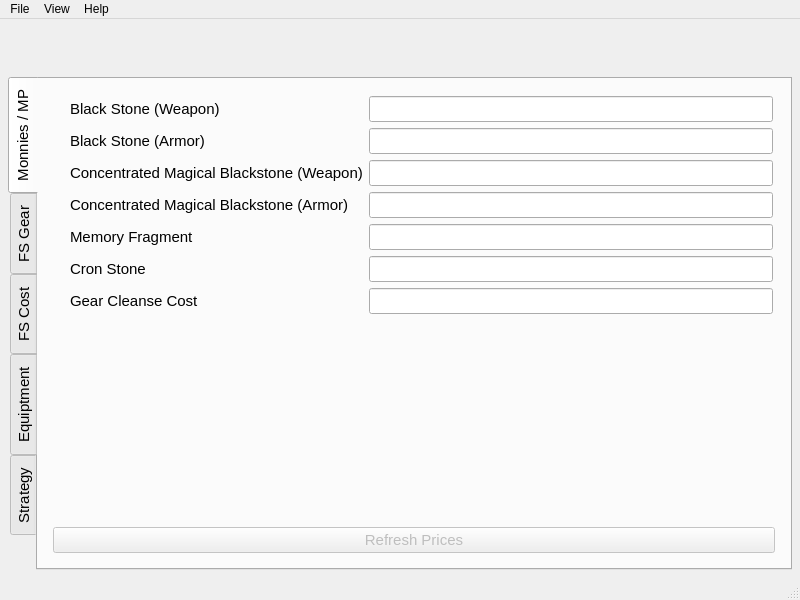
Graveflo/BDO_Enhancement_Tool, file Forms/Main_Window.ui: the form before one commit.
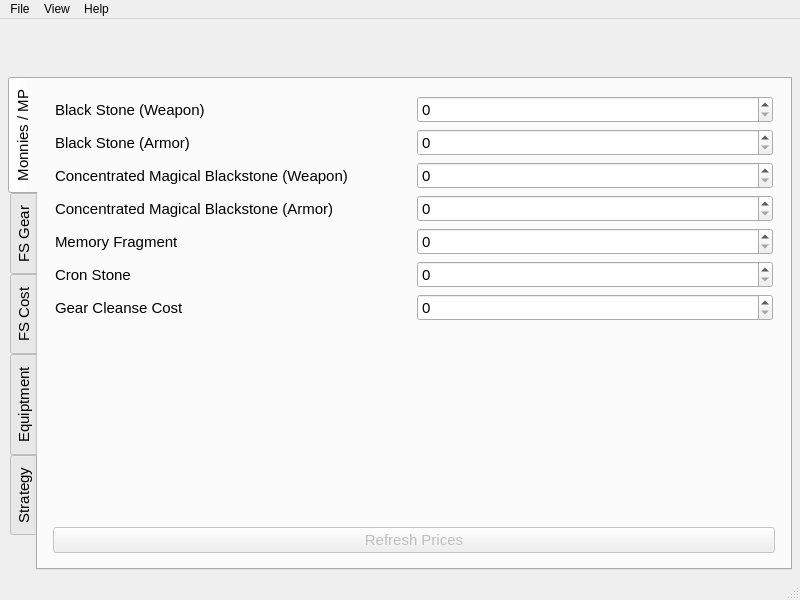
The form after the commit. The open tabs and pages were chosen to show the change. Icons and pictures are not drawn.

Commit message:
Bug fixes and adding new market calculator window - Adding gear was broken in last update - Trying to implement selling fail stacking items - Fail stacking on DUO, TRI and TET gear may be a little broken right now
 Future plans:
 - Double check fail stack prices and revise how complex stacks interact with the stack cost and probability
 - Import custom fail stacks
     - I need this for testing and it was a requested feature
 - Slim mode for using "Always on Top" on a low DPI screen

What changed in the file:
```diff
--- a/Forms/Main_Window.ui
+++ b/Forms/Main_Window.ui
@@ -96,119 +96,66 @@
            <property name="bottomMargin">
             <number>8</number>
            </property>
+           <item row="6" column="1">
+            <widget class="QSpinBox" name="txt_Cost_Cleanse">
+             <property name="showGroupSeparator" stdset="0">
+              <bool>true</bool>
+             </property>
+             <property name="maximum">
+              <number>999999999</number>
+             </property>
+            </widget>
+           </item>
            <item row="0" column="0">
-            <widget class="QLabel" name="label_3">
-             <property name="text">
-              <string/>
-             </property>
-            </widget>
-           </item>
-           <item row="0" column="1">
             <widget class="QLabel" name="label_2">
              <property name="text">
               <string>Black Stone (Weapon)</string>
              </property>
             </widget>
            </item>
-           <item row="0" column="2">
-            <widget class="QLineEdit" name="txt_Cost_BlackStone_Weapon"/>
-           </item>
            <item row="1" column="0">
-            <widget class="QLabel" name="label_4">
-             <property name="text">
-              <string/>
-             </property>
-            </widget>
-           </item>
-           <item row="1" column="1">
             <widget class="QLabel" name="label_5">
              <property name="text">
               <string>Black Stone (Armor)</string>
              </property>
             </widget>
            </item>
-           <item row="1" column="2">
-            <widget class="QLineEdit" name="txt_Cost_BlackStone_Armor"/>
+           <item row="5" column="0">
+            <widget class="QLabel" name="label_12">
+             <property name="text">
+              <string>Cron Stone</string>
+             </property>
+            </widget>
+           </item>
+           <item row="6" column="0">
+            <widget class="QLabel" name="label_14">
+             <property name="text">
+              <string>Gear Cleanse Cost</string>
+             </property>
+            </widget>
            </item>
            <item row="2" column="0">
-            <widget class="QLabel" name="label_6">
-             <property name="text">
-              <string/>
-             </property>
-            </widget>
-           </item>
-           <item row="2" column="1">
             <widget class="QLabel" name="label_7">
              <property name="text">
               <string>Concentrated Magical Blackstone (Weapon)</string>
              </property>
             </widget>
            </item>
-           <item row="2" column="2">
-            <widget class="QLineEdit" name="txt_Cost_Conc_Weapon"/>
-           </item>
            <item row="3" column="0">
-            <widget class="QLabel" name="label_8">
-             <property name="text">
-              <string/>
-             </property>
-            </widget>
-           </item>
-           <item row="3" column="1">
             <widget class="QLabel" name="label_9">
              <property name="text">
               <string>Concentrated Magical Blackstone (Armor)</string>
              </property>
             </widget>
            </item>
-           <item row="3" column="2">
-            <widget class="QLineEdit" name="txt_Cost_ConcArmor"/>
-           </item>
            <item row="4" column="0">
-            <widget class="QLabel" name="label_10">
-             <property name="text">
-              <string/>
-             </property>
-            </widget>
-           </item>
-           <item row="4" column="1">
             <widget class="QLabel" name="label_11">
              <property name="text">
               <string>Memory Fragment</string>
              </property>
             </widget>
            </item>
-           <item row="4" column="2">
-            <widget class="QLineEdit" name="txt_Cost_MemFrag"/>
-           </item>
-           <item row="5" column="0">
-            <widget class="QLabel" name="label_13">
-             <property name="text">
-              <string/>
-             </property>
-            </widget>
-           </item>
-           <item row="5" column="1">
-            <widget class="QLabel" name="label_12">
-             <property name="text">
-              <string>Cron Stone</string>
-             </property>
-            </widget>
-           </item>
-           <item row="5" column="2">
-            <widget class="QLineEdit" name="txt_Cost_Cron"/>
-           </item>
-           <item row="6" column="1">
-            <widget class="QLabel" name="label_14">
-             <property name="text">
-              <string>Gear Cleanse Cost</string>
-             </property>
-            </widget>
-           </item>
-           <item row="6" column="2">
-            <widget class="QLineEdit" name="txt_Cost_Cleanse"/>
-           </item>
-           <item row="7" column="2">
+           <item row="7" column="1">
             <spacer name="verticalSpacer">
              <property name="orientation">
               <enum>Qt::Vertical</enum>
@@ -221,6 +168,66 @@
              </property>
             </spacer>
            </item>
+           <item row="0" column="1">
+            <widget class="QSpinBox" name="txt_Cost_BlackStone_Weapon">
+             <property name="showGroupSeparator" stdset="0">
+              <bool>true</bool>
+             </property>
+             <property name="maximum">
+              <number>999999999</number>
+             </property>
+            </widget>
+           </item>
+           <item row="1" column="1">
+            <widget class="QSpinBox" name="txt_Cost_BlackStone_Armor">
+             <property name="showGroupSeparator" stdset="0">
+              <bool>true</bool>
+             </property>
+             <property name="maximum">
+              <number>999999999</number>
+             </property>
+            </widget>
+           </item>
+           <item row="4" column="1">
+            <widget class="QSpinBox" name="txt_Cost_MemFrag">
+             <property name="showGroupSeparator" stdset="0">
+              <bool>true</bool>
+             </property>
+             <property name="maximum">
+              <number>999999999</number>
+             </property>
+            </widget>
+           </item>
+           <item row="2" column="1">
+            <widget class="QSpinBox" name="txt_Cost_Conc_Weapon">
+             <property name="showGroupSeparator" stdset="0">
+              <bool>true</bool>
+             </property>
+             <property name="maximum">
+              <number>999999999</number>
+             </property>
+            </widget>
+           </item>
+           <item row="5" column="1">
+            <widget class="QSpinBox" name="txt_Cost_Cron">
+             <property name="showGroupSeparator" stdset="0">
+              <bool>true</bool>
+             </property>
+             <property name="maximum">
+              <number>999999999</number>
+             </property>
+            </widget>
+           </item>
+           <item row="3" column="1">
+            <widget class="QSpinBox" name="txt_Cost_ConcArmor">
+             <property name="showGroupSeparator" stdset="0">
+              <bool>true</bool>
+             </property>
+             <property name="maximum">
+              <number>999999999</number>
+             </property>
+            </widget>
+           </item>
           </layout>
          </widget>
         </item>
```
Left out of the diff: 10 changed lines with no effect on the pictures. The commit also changes 9 other files.
